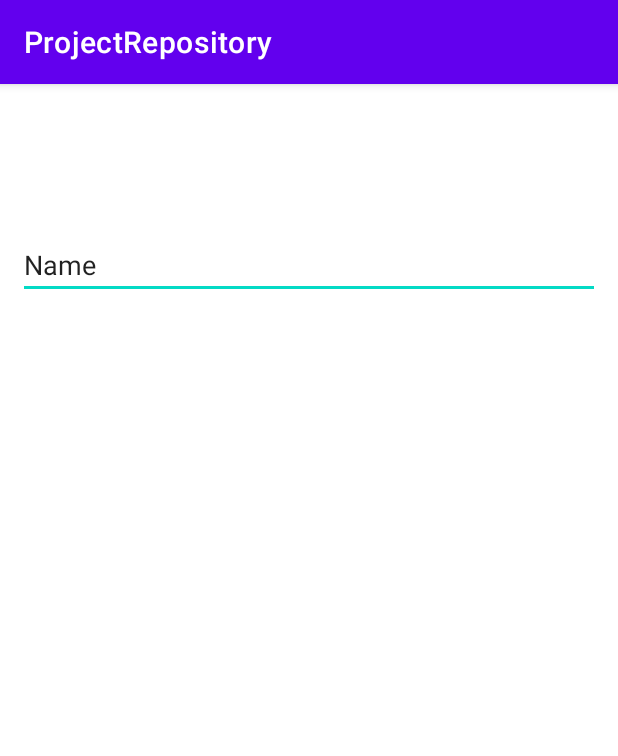
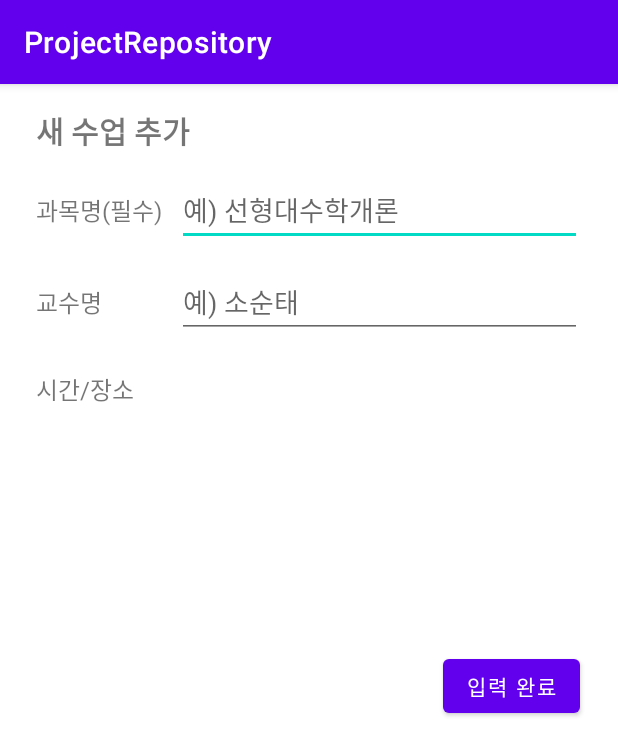
Before and after one commit to Goranies/MyTimeTable, an Android app: the TimeInputActivity screen opened directly, with no data from a screen before it, on a phone screen of 412 x 824 dp. Shown: the top 756 px of the screen. Run offline under Robolectric (Android 15) with nearby library versions, the phone set to English and light mode, and no system bars.

Commit message:
대충 완성 (데이터 베이스 추가 필요)

```diff
--- a/app/src/main/res/layout/activity_time_input.xml
+++ b/app/src/main/res/layout/activity_time_input.xml
@@ -8,17 +8,86 @@
 
     <EditText
         android:id="@+id/editTextTextPersonName"
-        android:layout_width="388dp"
-        android:layout_height="42dp"
-        android:layout_marginStart="1dp"
-        android:layout_marginTop="17dp"
-        android:layout_marginEnd="1dp"
-        android:layout_marginBottom="541dp"
+        android:layout_width="270dp"
+        android:layout_height="44dp"
+        android:layout_marginTop="64dp"
+        android:layout_marginEnd="24dp"
         android:ems="10"
+        android:hint="예) 선형대수학개론"
         android:inputType="textPersonName"
-        android:text="Name"
-        app:layout_constraintBottom_toBottomOf="parent"
+        app:layout_constraintBottom_toTopOf="@+id/editTextTextPersonName2"
         app:layout_constraintEnd_toEndOf="parent"
+        app:layout_constraintTop_toTopOf="parent"
+        app:layout_constraintVertical_bias="0.0" />
+
+    <TextView
+        android:id="@+id/textView2"
+        android:layout_width="wrap_content"
+        android:layout_height="wrap_content"
+        android:layout_marginStart="24dp"
+        android:layout_marginTop="16dp"
+        android:text="새 수업 추가"
+        android:textSize="20sp"
+        android:textStyle="bold"
+        app:layout_constraintBottom_toTopOf="@+id/textView3"
+        app:layout_constraintStart_toStartOf="parent"
+        app:layout_constraintTop_toTopOf="parent"
+        app:layout_constraintVertical_bias="0.0" />
+
+    <TextView
+        android:id="@+id/textView3"
+        android:layout_width="wrap_content"
+        android:layout_height="wrap_content"
+        android:layout_marginStart="24dp"
+        android:layout_marginTop="72dp"
+        android:text="과목명(필수)"
+        android:textSize="16sp"
         app:layout_constraintStart_toStartOf="parent"
         app:layout_constraintTop_toTopOf="parent" />
+
+    <EditText
+        android:id="@+id/editTextTextPersonName2"
+        android:layout_width="270dp"
+        android:layout_height="44dp"
+        android:layout_marginTop="125dp"
+        android:layout_marginEnd="24dp"
+        android:ems="10"
+        android:hint="예) 소순태"
+        android:inputType="textPersonName"
+        app:layout_constraintEnd_toEndOf="parent"
+        app:layout_constraintTop_toTopOf="parent" />
+
+    <TextView
+        android:id="@+id/textView4"
+        android:layout_width="wrap_content"
+        android:layout_height="wrap_content"
+        android:layout_marginStart="24dp"
+        android:layout_marginTop="133dp"
+        android:text="교수명"
+        android:textSize="16sp"
+        app:layout_constraintStart_toStartOf="parent"
+        app:layout_constraintTop_toTopOf="parent" />
+
+    <TextView
+        android:id="@+id/textView5"
+        android:layout_width="wrap_content"
+        android:layout_height="wrap_content"
+        android:layout_marginStart="24dp"
+        android:layout_marginTop="191dp"
+        android:text="시간/장소"
+        android:textSize="16sp"
+        app:layout_constraintStart_toStartOf="parent"
+        app:layout_constraintTop_toTopOf="parent" />
+
+    <Button
+        android:id="@+id/button"
+        android:layout_width="wrap_content"
+        android:layout_height="wrap_content"
+        android:layout_marginTop="377dp"
+        android:layout_marginEnd="25dp"
+        android:onClick="clickButton"
+        android:text="입력 완료"
+        app:layout_constraintEnd_toEndOf="parent"
+        app:layout_constraintTop_toTopOf="parent" />
+
 </androidx.constraintlayout.widget.ConstraintLayout>
```
Also changed, not shown: app/src/main/java/com/kbd/projectrepository/MainActivity.java (+41 -43 lines), app/src/main/java/com/kbd/projectrepository/TimeInputActivity.java (+9 -0 lines), app/src/main/res/layout/activity_main.xml (+4 -3 lines), app/src/main/res/values/strings.xml (+14 -0 lines).
